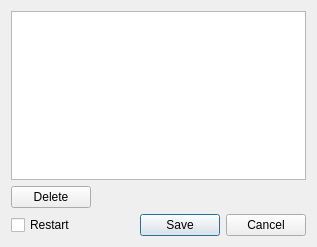
Old version of the form Server/config_editor.ui in the repository CopterExpress/clever-show.
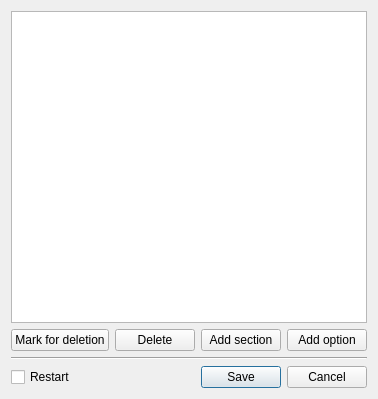
New version of the form.

Patch:
```diff
--- a/Server/config_editor.ui
+++ b/Server/config_editor.ui
@@ -6,8 +6,8 @@
    <rect>
     <x>0</x>
     <y>0</y>
-    <width>317</width>
-    <height>247</height>
+    <width>310</width>
+    <height>399</height>
    </rect>
   </property>
   <property name="windowTitle">
@@ -17,22 +17,9 @@
    <bool>false</bool>
   </property>
   <layout class="QGridLayout" name="gridLayout">
-   <item row="0" column="0">
-    <widget class="QTreeView" name="config_view"/>
-   </item>
-   <item row="1" column="0">
+   <item row="3" column="0">
     <layout class="QGridLayout" name="gridLayout_2">
      <item row="0" column="0">
-      <widget class="QPushButton" name="delete_button">
-       <property name="text">
-        <string>Delete</string>
-       </property>
-       <property name="shortcut">
-        <string>Del</string>
-       </property>
-      </widget>
-     </item>
-     <item row="1" column="0">
       <widget class="QCheckBox" name="checkBox">
        <property name="text">
         <string>Restart</string>
@@ -42,7 +29,7 @@
        </property>
       </widget>
      </item>
-     <item row="1" column="1">
+     <item row="0" column="1">
       <widget class="QDialogButtonBox" name="buttonBox">
        <property name="orientation">
         <enum>Qt::Horizontal</enum>
@@ -57,6 +44,54 @@
      </item>
     </layout>
    </item>
+   <item row="0" column="0">
+    <widget class="QTreeView" name="config_view"/>
+   </item>
+   <item row="1" column="0">
+    <layout class="QGridLayout" name="gridLayout_3">
+     <item row="0" column="1">
+      <widget class="QPushButton" name="delete_button">
+       <property name="text">
+        <string>Delete</string>
+       </property>
+       <property name="shortcut">
+        <string>Del</string>
+       </property>
+      </widget>
+     </item>
+     <item row="0" column="3">
+      <widget class="QPushButton" name="add_option_button">
+       <property name="text">
+        <string>Add option</string>
+       </property>
+      </widget>
+     </item>
+     <item row="0" column="2">
+      <widget class="QPushButton" name="add_section_button">
+       <property name="text">
+        <string>Add section</string>
+       </property>
+       <property name="shortcut">
+        <string>Ctrl+A</string>
+       </property>
+      </widget>
+     </item>
+     <item row="0" column="0">
+      <widget class="QPushButton" name="hard_delete">
+       <property name="text">
+        <string>Mark for deletion</string>
+       </property>
+      </widget>
+     </item>
+    </layout>
+   </item>
+   <item row="2" column="0">
+    <widget class="Line" name="line">
+     <property name="orientation">
+      <enum>Qt::Horizontal</enum>
+     </property>
+    </widget>
+   </item>
   </layout>
  </widget>
  <resources/>
```
